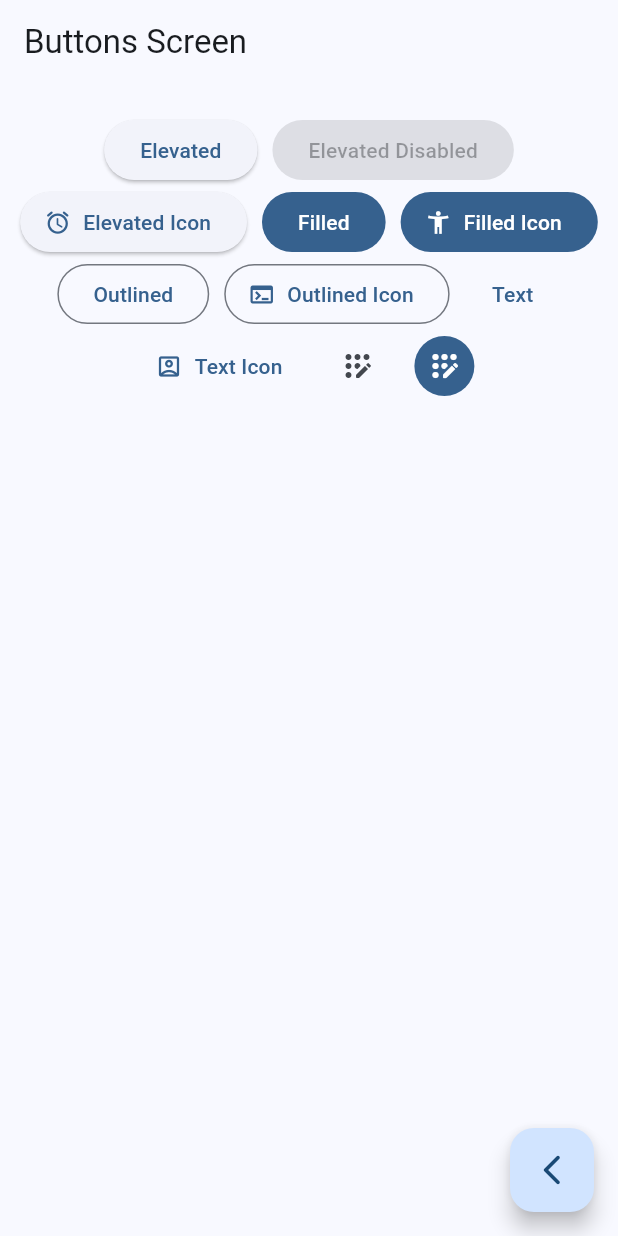
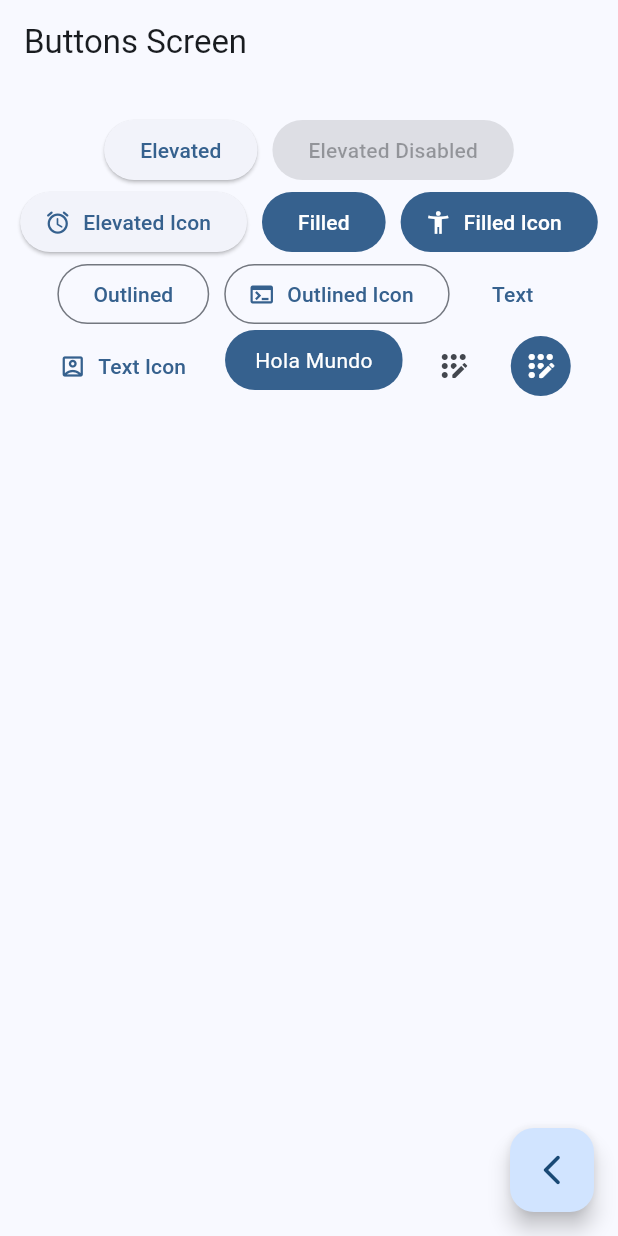
Before and after one commit to mperalta-fresh/banking_flutter_app, a Flutter app: the ButtonsScreen screen opened by its route, on a phone screen of 412 x 824 dp. Run offline on Flutter 3.47's test engine with Material 3 defaults, Android fonts, the light colour scheme and no system bars; our stand-ins replace go_router.

Commit message:
creates CustomButtom widget and uses it on ButtonsScreen

```diff
--- /dev/null
+++ b/lib/presentation/core/shared_widgets/custom_buttom.dart
@@ -0,0 +1,25 @@
+import 'package:flutter/material.dart';
+
+class CustomButtom extends StatelessWidget {
+  const CustomButtom({super.key});
+
+  @override
+  Widget build(BuildContext context) {
+
+    final colors = Theme.of(context).colorScheme;
+
+    return ClipRRect( // ClipRRect used to place rounded borders
+      borderRadius: BorderRadius.circular(20),
+      child: Material(
+        color: colors.primary,
+        child: InkWell( // InkWell is like a Gesture Detector
+          onTap: () {},
+          child: Padding(
+            padding: const EdgeInsets.symmetric(horizontal: 20, vertical: 10),
+            child: const Text('Hola Mundo', style: TextStyle(color: Colors.white)),
+          ),
+        ),
+      ),
+    );
+  }
+}
--- /dev/null
+++ b/lib/presentation/core/shared_widgets/widgets.dart
@@ -0,0 +1 @@
+export 'package:banking_flutter_app/presentation/core/shared_widgets/custom_buttom.dart';
--- a/lib/presentation/home/screens/buttons/buttons_screen.dart
+++ b/lib/presentation/home/screens/buttons/buttons_screen.dart
@@ -1,3 +1,4 @@
+import 'package:banking_flutter_app/presentation/core/shared_widgets/widgets.dart';
 import 'package:flutter/material.dart';
 import 'package:go_router/go_router.dart';
 
@@ -66,7 +67,7 @@
               label: const Text('Text Icon')
             ),
 
-            // TODO: custom button
+            CustomButtom(),
 
             IconButton(onPressed: (){}, icon: const Icon( Icons.app_registration_rounded )),
             IconButton(
```
Also changed, not shown: lib/presentation/core/shared_widgets/widget_name.dart (deleted).
